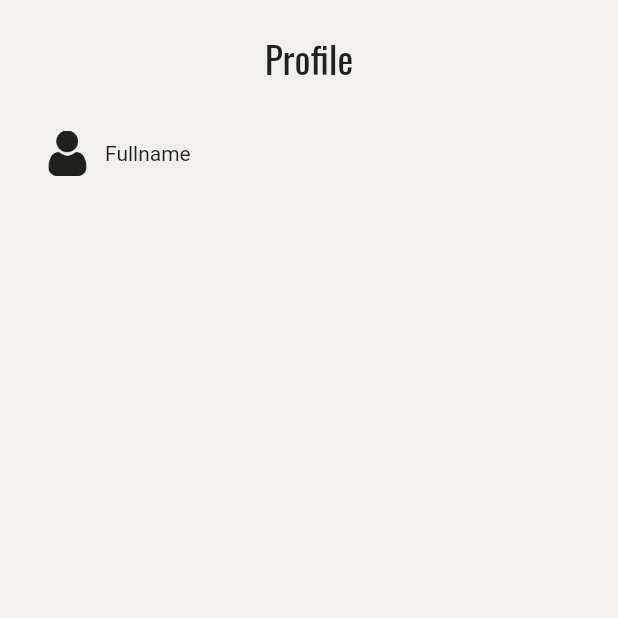
After one commit to LucidNg/Coffee_app, a Flutter app: the ProfilePage screen opened directly with sample values from the repository, on a phone screen of 412 x 824 dp, the top half of it. The commit adds this screen. Run offline on Flutter 3.47's test engine with Material 2 defaults, Android fonts, the phone set to English and light mode, and no system bars; our stand-ins replace google_fonts; missing offline and left inert: dart:ffi.

Commit message:
resource updated

```diff
--- a/lib/screens/home_screen.dart
+++ b/lib/screens/home_screen.dart
@@ -3,6 +3,7 @@ import 'package:google_fonts/google_fonts.dart';
 import 'package:web_app_1/screens/cart.dart';
 import 'package:web_app_1/screens/detail_screen.dart';
 import 'package:web_app_1/dataList.dart';
+import 'package:web_app_1/screens/profile.dart';
 
 // ignore: must_be_immutable
 class HomeScreen extends StatefulWidget {
@@ -26,7 +27,6 @@ class _HomeScreenState extends State<HomeScreen>
 
   late Cart userCart = Cart(isDone: false);
   int cup = listUser.last.cups;
-
   void _counterReset() {
     if (cup > 8) {
       cup = 8;
@@ -160,9 +160,16 @@ class _HomeScreenState extends State<HomeScreen>
                                 size: 50,
                                 color: Colors.white,
                               )),
-                          const IconButton(
+                          IconButton(
                               // Thong tin ca nhan
-                              onPressed: null,
+                              onPressed: () {
+                                Navigator.push(
+                                    context,
+                                    MaterialPageRoute(
+                                        builder: (context) => ProfilePage(
+                                              currentUser: listUser.last,
+                                            )));
+                              },
                               icon: Icon(Icons.person,
                                   size: 50, color: Colors.white))
                         ],
--- /dev/null
+++ b/lib/screens/profile.dart
@@ -0,0 +1,51 @@
+import 'package:flutter/material.dart';
+import 'package:google_fonts/google_fonts.dart';
+import 'package:web_app_1/dataList.dart';
+
+class ProfilePage extends StatefulWidget {
+  late User currentUser;
+  ProfilePage({super.key, required this.currentUser});
+
+  @override
+  State<ProfilePage> createState() => _ProfilePageState();
+}
+
+class _ProfilePageState extends State<ProfilePage> {
+  @override
+  Widget build(BuildContext context) {
+    return Scaffold(
+      body: SafeArea(
+          child: Column(
+        children: [
+          Padding(
+            padding: const EdgeInsets.only(top: 20),
+            child: Text(
+              'Profile',
+              style: GoogleFonts.oswald(fontSize: 25),
+            ),
+          ),
+          Padding(
+            padding: const EdgeInsets.all(30),
+            child: Row(
+              children: [
+                const Padding(
+                  padding: EdgeInsets.only(right: 10),
+                  child: ImageIcon(
+                    AssetImage("images/user.png"),
+                    size: 30,
+                  ),
+                ),
+                const Padding(
+                  padding: EdgeInsets.only(),
+                  child: Column(
+                    children: [Text('Fullname')],
+                  ),
+                ),
+              ],
+            ),
+          )
+        ],
+      )),
+    );
+  }
+}
```
Also changed, not shown: images/address.png (added), images/mail.png (added), images/telephone.png (added), images/user.png (added).
